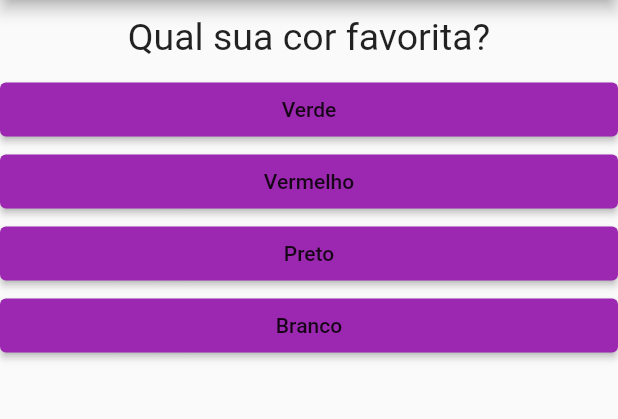
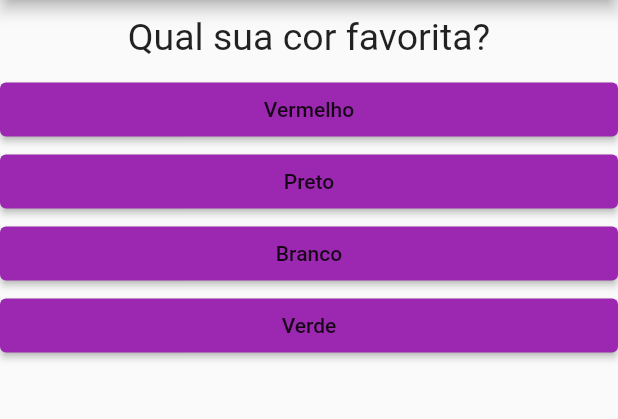
Before and after one commit to Rafael-Ramosc/App-Perguntas, a Flutter app: the screen it shows after launch, on a phone screen of 412 x 824 dp, the part 84-503 px from its top. Run offline on Flutter 3.47's test engine with Material 2 defaults, Android fonts, the phone set to English and light mode, and no system bars.

Commit message:
estudo 27/04/2022

```diff
--- a/lib/main.dart
+++ b/lib/main.dart
@@ -9,43 +9,46 @@ main() {
 
 class PerguntaAppState extends State<PerguntaApp> {
   var perguntaSelecionada = 0;
+  var notaTotal = 0;
 
   final List<Map> perguntas = const [
     {
       'texto': 'Qual sua cor favorita?',
       'respostas': [
-        'Verde',
-        'Vermelho',
-        'Preto',
-        'Branco',
+        {'texto': 'Vermelho', 'nota': 10},
+        {'texto': 'Preto', 'nota': 8},
+        {'texto': 'Branco', 'nota': 5},
+        {'texto': 'Verde', 'nota': 3},
       ],
     },
     {
       'texto': 'Qual seu animal favorito?',
       'respostas': [
-        'Cachorro',
-        'Gato',
-        'Papagaio',
-        'Mico',
+        {'texto': 'Cachorro', 'nota': 10},
+        {'texto': 'Gato', 'nota': 8},
+        {'texto': 'Papagaio', 'nota': 5},
+        {'texto': 'Mico', 'nota': 3},
       ],
     },
     {
       'texto': 'Qual seu carro favorito?',
       'respostas': [
-        'Gol',
-        'Uno',
-        'Chevette',
-        'Renault Kangoo',
+        {'texto': 'Gol', 'nota': 3},
+        {'texto': 'Uno', 'nota': 5},
+        {'texto': 'Chevette', 'nota': 8},
+        {'texto': 'Renault Kangoo', 'nota': 10},
       ],
     }
   ];
 
-  void responder() {
+  void responder(int nota) {
     if (temPerguntaSelecionada) {
       setState(() {
         perguntaSelecionada++;
+        notaTotal += nota;
       });
     }
+    print(notaTotal);
   }
 
   bool get temPerguntaSelecionada {
@@ -72,7 +75,7 @@ class PerguntaAppState extends State<PerguntaApp> {
                 perguntas: perguntas,
                 perguntaSelecionada: perguntaSelecionada,
                 quandoResponder: responder)
-            : Resultado('Parabéns!'),
+            : Resultado(notaTotal),
       ),
     );
   }
--- a/lib/questinario.dart
+++ b/lib/questinario.dart
@@ -5,7 +5,7 @@ import './resposta.dart';
 class Questionario extends StatelessWidget {
   int perguntaSelecionada = 0;
   final List<Map> perguntas;
-  final void Function() quandoResponder;
+  final void Function(int) quandoResponder;
 
   Questionario({
     required this.perguntas,
@@ -19,14 +19,19 @@ class Questionario extends StatelessWidget {
 
   @override
   Widget build(BuildContext context) {
-    List<String> respostas = temPerguntaSelecionada
+    List<Map> respostas = temPerguntaSelecionada
         ? perguntas[perguntaSelecionada]['respostas']
         : [];
 
     return Column(
       children: <Widget>[
         Questao(perguntas[perguntaSelecionada]['texto'].toString()),
-        ...respostas.map((t) => Resposta(t, quandoResponder)).toList(),
+        ...respostas.map((resp) {
+          return Resposta(
+            resp['texto'],
+            () => quandoResponder(int.parse(resp['nota'].toString())),
+          );
+        }).toList(),
       ],
     );
   }
--- a/lib/resposta.dart
+++ b/lib/resposta.dart
@@ -1,10 +1,10 @@
 import 'package:flutter/material.dart';
 
 class Resposta extends StatelessWidget {
-  final String answer;
+  final String resp;
   final void Function() quandoSelecionado;
 
-  Resposta(this.answer, this.quandoSelecionado);
+  Resposta(this.resp, this.quandoSelecionado);
 
   @override
   Widget build(BuildContext context) {
@@ -12,7 +12,7 @@ class Resposta extends StatelessWidget {
       width: double.infinity,
       child: ElevatedButton(
         onPressed: quandoSelecionado,
-        child: Text(answer),
+        child: Text(resp),
         style: ButtonStyle(
             backgroundColor: MaterialStateProperty.all(Colors.purple),
             foregroundColor: MaterialStateProperty.all(Colors.black87)),
```
Also changed, not shown: lib/resultado.dart (+17 -3 lines).
